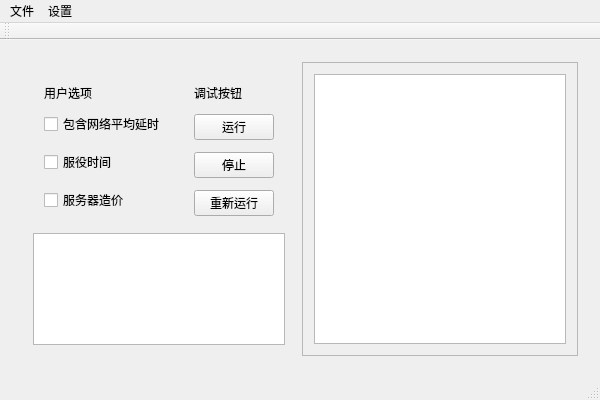
Above: VisNetApp/VisNetApp.ui from RyougiKukoc/Qt-VisNet before the change. Below: the same form after it.
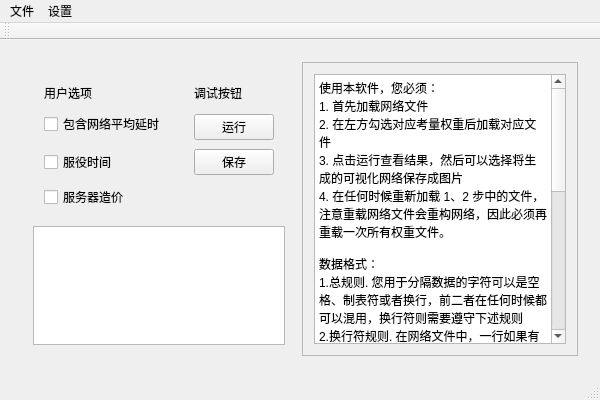
That is the form after the change.

Patch:
```diff
--- a/VisNetApp/VisNetApp.ui
+++ b/VisNetApp/VisNetApp.ui
@@ -30,15 +30,8 @@
           <item>
            <widget class="QWidget" name="widget_6" native="true">
             <layout class="QGridLayout" name="gridLayout">
-             <item row="0" column="0">
-              <widget class="QLabel" name="label_3">
-               <property name="text">
-                <string>用户选项</string>
-               </property>
-              </widget>
-             </item>
-             <item row="6" column="1">
-              <widget class="QPushButton" name="pushButton_6">
+             <item row="2" column="1">
+              <widget class="QPushButton" name="pushButton_4">
                <property name="sizePolicy">
                 <sizepolicy hsizetype="Fixed" vsizetype="Fixed">
                  <horstretch>0</horstretch>
@@ -46,23 +39,30 @@
                 </sizepolicy>
                </property>
                <property name="text">
-                <string>重新运行</string>
+                <string>运行</string>
                </property>
               </widget>
              </item>
-             <item row="4" column="1">
-              <widget class="QPushButton" name="pushButton_5">
-               <property name="sizePolicy">
-                <sizepolicy hsizetype="Fixed" vsizetype="Fixed">
-                 <horstretch>0</horstretch>
-                 <verstretch>0</verstretch>
-                </sizepolicy>
-               </property>
+             <item row="5" column="0">
+              <widget class="QCheckBox" name="checkBox_5">
                <property name="text">
-                <string>停止</string>
+                <string>服役时间</string>
                </property>
               </widget>
              </item>
+             <item row="4" column="0">
+              <spacer name="verticalSpacer">
+               <property name="orientation">
+                <enum>Qt::Vertical</enum>
+               </property>
+               <property name="sizeHint" stdset="0">
+                <size>
+                 <width>20</width>
+                 <height>40</height>
+                </size>
+               </property>
+              </spacer>
+             </item>
              <item row="1" column="0" rowspan="2">
               <widget class="QCheckBox" name="checkBox_4">
                <property name="text">
@@ -77,15 +77,48 @@
                </property>
               </widget>
              </item>
-             <item row="5" column="0" rowspan="2">
+             <item row="7" column="0" rowspan="2">
               <widget class="QCheckBox" name="checkBox_6">
                <property name="text">
                 <string>服务器造价</string>
                </property>
               </widget>
              </item>
-             <item row="2" column="1">
-              <widget class="QPushButton" name="pushButton_4">
+             <item row="0" column="0">
+              <widget class="QLabel" name="label_3">
+               <property name="text">
+                <string>用户选项</string>
+               </property>
+              </widget>
+             </item>
+             <item row="6" column="0">
+              <spacer name="verticalSpacer_2">
+               <property name="orientation">
+                <enum>Qt::Vertical</enum>
+               </property>
+               <property name="sizeHint" stdset="0">
+                <size>
+                 <width>20</width>
+                 <height>40</height>
+                </size>
+               </property>
+              </spacer>
+             </item>
+             <item row="4" column="1">
+              <spacer name="verticalSpacer_3">
+               <property name="orientation">
+                <enum>Qt::Vertical</enum>
+               </property>
+               <property name="sizeHint" stdset="0">
+                <size>
+                 <width>20</width>
+                 <height>40</height>
+                </size>
+               </property>
+              </spacer>
+             </item>
+             <item row="5" column="1">
+              <widget class="QPushButton" name="pushButton_5">
                <property name="sizePolicy">
                 <sizepolicy hsizetype="Fixed" vsizetype="Fixed">
                  <horstretch>0</horstretch>
@@ -93,14 +126,7 @@
                 </sizepolicy>
                </property>
                <property name="text">
-                <string>运行</string>
-               </property>
-              </widget>
-             </item>
-             <item row="3" column="0" rowspan="2">
-              <widget class="QCheckBox" name="checkBox_5">
-               <property name="text">
-                <string>服役时间</string>
+                <string>保存</string>
                </property>
               </widget>
              </item>
@@ -123,13 +149,31 @@
            <rect>
             <x>0</x>
             <y>0</y>
-            <width>277</width>
-            <height>302</height>
+            <width>274</width>
+            <height>297</height>
            </rect>
           </property>
           <layout class="QVBoxLayout" name="verticalLayout_2">
            <item>
-            <widget class="QTextBrowser" name="textBrowser"/>
+            <widget class="QTextBrowser" name="textBrowser">
+             <property name="html">
+              <string>&lt;!DOCTYPE HTML PUBLIC &quot;-//W3C//DTD HTML 4.0//EN&quot; &quot;http://www.w3.org/TR/REC-html40/strict.dtd&quot;&gt;
+&lt;html&gt;&lt;head&gt;&lt;meta name=&quot;qrichtext&quot; content=&quot;1&quot; /&gt;&lt;style type=&quot;text/css&quot;&gt;
+p, li { white-space: pre-wrap; }
+&lt;/style&gt;&lt;/head&gt;&lt;body style=&quot; font-family:'SimSun'; font-size:9pt; font-weight:400; font-style:normal;&quot;&gt;
+&lt;p style=&quot; margin-top:0px; margin-bottom:0px; margin-left:0px; margin-right:0px; -qt-block-indent:0; text-indent:0px;&quot;&gt;使用本软件，您必须：&lt;/p&gt;
+&lt;p style=&quot; margin-top:0px; margin-bottom:0px; margin-left:0px; margin-right:0px; -qt-block-indent:0; text-indent:0px;&quot;&gt;1. 首先加载网络文件&lt;/p&gt;
+&lt;p style=&quot; margin-top:0px; margin-bottom:0px; margin-left:0px; margin-right:0px; -qt-block-indent:0; text-indent:0px;&quot;&gt;2. 在左方勾选对应考量权重后加载对应文件&lt;/p&gt;
+&lt;p style=&quot; margin-top:0px; margin-bottom:0px; margin-left:0px; margin-right:0px; -qt-block-indent:0; text-indent:0px;&quot;&gt;3. 点击运行查看结果，然后可以选择将生成的可视化网络保存成图片&lt;/p&gt;
+&lt;p style=&quot; margin-top:0px; margin-bottom:0px; margin-left:0px; margin-right:0px; -qt-block-indent:0; text-indent:0px;&quot;&gt;4. 在任何时候重新加载 1、2 步中的文件，注意重载网络文件会重构网络，因此必须再重载一次所有权重文件。&lt;/p&gt;
+&lt;p style=&quot;-qt-paragraph-type:empty; margin-top:0px; margin-bottom:0px; margin-left:0px; margin-right:0px; -qt-block-indent:0; text-indent:0px;&quot;&gt;&lt;br /&gt;&lt;/p&gt;
+&lt;p style=&quot; margin-top:0px; margin-bottom:0px; margin-left:0px; margin-right:0px; -qt-block-indent:0; text-indent:0px;&quot;&gt;数据格式：&lt;/p&gt;
+&lt;p style=&quot; margin-top:0px; margin-bottom:0px; margin-left:0px; margin-right:0px; -qt-block-indent:0; text-indent:0px;&quot;&gt;1.总规则. 您用于分隔数据的字符可以是空格、制表符或者换行，前二者在任何时候都可以混用，换行符则需要遵守下述规则&lt;/p&gt;
+&lt;p style=&quot; margin-top:0px; margin-bottom:0px; margin-left:0px; margin-right:0px; -qt-block-indent:0; text-indent:0px;&quot;&gt;2.换行符规则. 在网络文件中，一行如果有数据则必须含描述一条边的足够的数据，您勾选“包含网络平均延时”时一行中应该有三个整数，否则应该有两个；行间有多余的空行是允许的。在节点名称映射表、服役时间文件和服务器造价文件中，换行符与空格、制表符地位等同，可以任意混用。&lt;/p&gt;
+&lt;p style=&quot; margin-top:0px; margin-bottom:0px; margin-left:0px; margin-right:0px; -qt-block-indent:0; text-indent:0px;&quot;&gt;3.数据类型规则. 在网络文件中，所有的数据都必须是整数，一行中的数据按照顺序分别是边的两端节点编号和（可选的）这条网络链路的平均延时（单位毫秒，小数点四舍五入）。节点名称映射表中，所有的数据必须是字符串，顺序第 i 个字符串描述了服务器节点编号为 i 的名称，请务必保证所提供的的字符串的数量匹配服务器节点个数，否则将报错。服役时间文件和服务器造价文件中所有的数据将被视为浮点数，单位任意、只要所有节点统一即可，请务必保证提供的数据数量匹配服务器节点个数，否则也将报错。&lt;/p&gt;
+&lt;p style=&quot;-qt-paragraph-type:empty; margin-top:0px; margin-bottom:0px; margin-left:0px; margin-right:0px; -qt-block-indent:0; text-indent:0px;&quot;&gt;&lt;br /&gt;&lt;/p&gt;&lt;/body&gt;&lt;/html&gt;</string>
+             </property>
+            </widget>
            </item>
           </layout>
          </widget>
```
Left out of the diff: 25 changed lines with no effect on the pictures.
